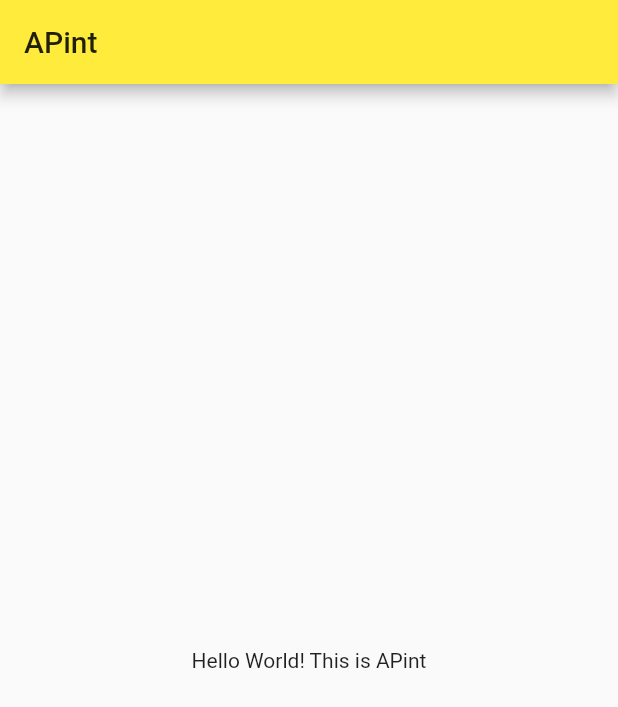
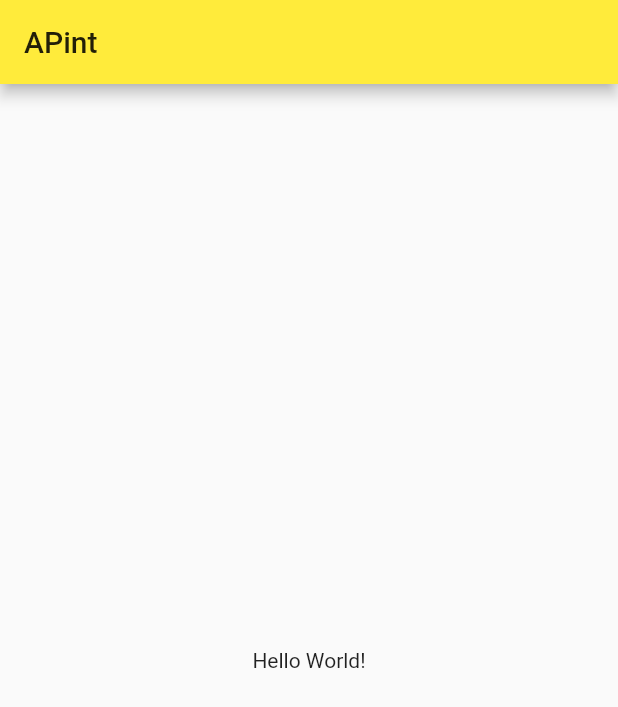
Before and after one commit to ChrisPark89/apint, a Flutter app: the screen it shows after launch, on a phone screen of 412 x 824 dp. Shown: the top 707 px of the screen. Run offline on Flutter 3.47's test engine with Material 2 defaults, Android fonts, the phone set to English and light mode, and no system bars.

Commit message:
update travis

```diff
--- a/lib/main.dart
+++ b/lib/main.dart
@@ -39,7 +39,7 @@ class _MyHomePageState extends State<MyHomePage> {
         title: Text(widget.title),
       ),
       body: Center(
-          child:Text('Hello World! This is APint')
+          child:Text('Hello World!')
       )
     );
 
```
